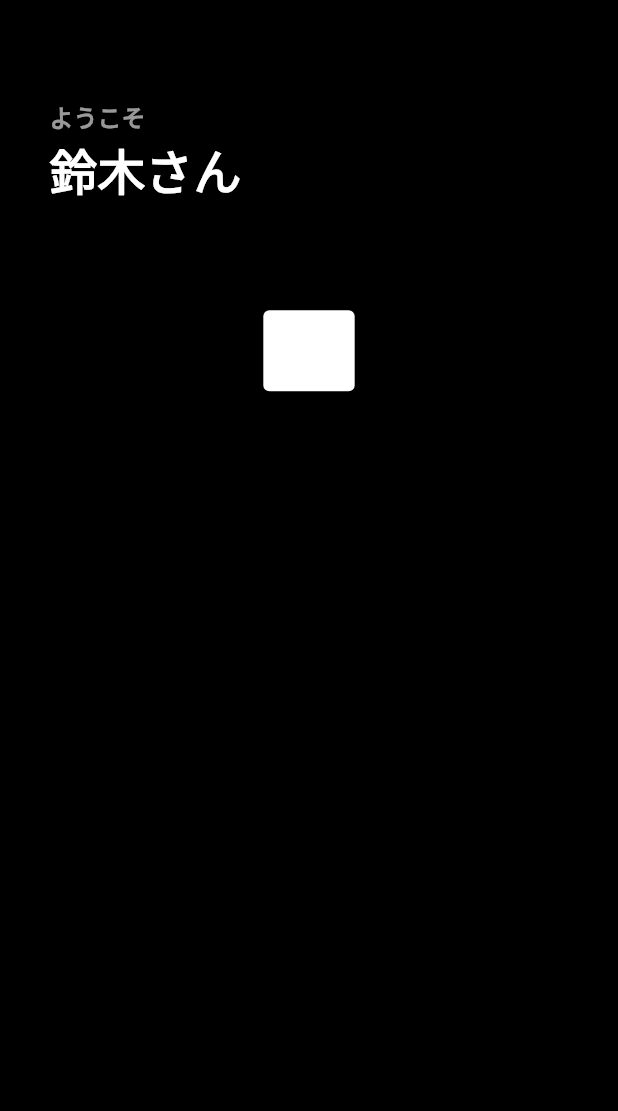
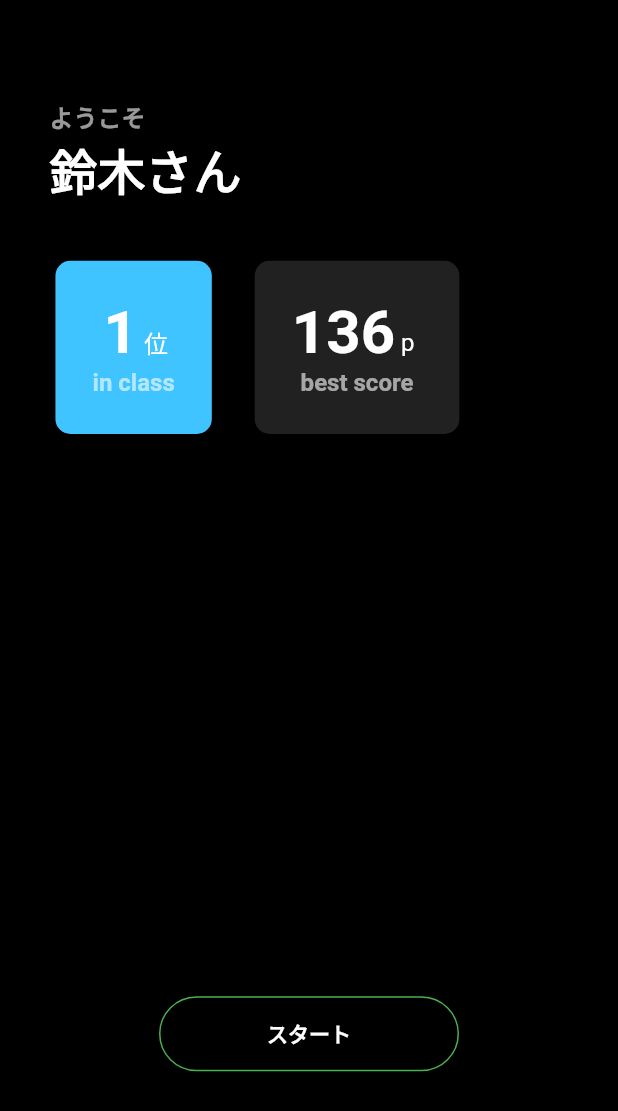
Before and after one commit to Tanesan/hackkimura, a Flutter app: the Grade screen opened by its route, on a phone screen of 412 x 824 dp. Shown: the top 1111 px of the screen. Run offline on Flutter 3.47's test engine with Material 2 defaults, Android fonts, the phone set to English and light mode, and no system bars; missing offline and left inert: environment_sensors.

Commit message:
その他のデザイン変

```diff
--- a/lib/page/grade.dart
+++ b/lib/page/grade.dart
@@ -8,7 +8,7 @@ class Grade extends StatelessWidget {
     return Scaffold(
         backgroundColor: Colors.black,
         body: Padding(
-          padding: EdgeInsets.only(top: size.height * 0.08, right: size.width * 0.08,left:size.width * 0.08),
+          padding: EdgeInsets.only(top: size.height * 0.08 , right: size.width * 0.08,left:size.width * 0.08),
           child: Column(
             children: [
               Container(
@@ -24,21 +24,107 @@ class Grade extends StatelessWidget {
                     style: TextStyle(fontSize: 32, fontWeight: FontWeight.bold, color: Colors.white)),
               ),
               Padding(
-                padding: EdgeInsets.only(top: size.height * 0.08),
-                child: Card(
+                padding: EdgeInsets.only(top: size.height * 0.04),
+                child: Row(
+                  children: [
+                    Card(
+                        color: Colors.lightBlueAccent,
+                        shape: RoundedRectangleBorder(
+                          borderRadius: BorderRadius.circular(10),
+                        ),
                         child: Column(
                             children: [
                                 Container(
-                            // backgroundColor: Colors.white,
-                            child: Padding(
-                              padding: const EdgeInsets.all(8.0),
-                              child: Text("1st", style: TextStyle(fontSize: 32, color: Colors.white)),
+                                  child: Column(
+                                    children: [
+                                      Padding(
+                                        padding: EdgeInsets.all(size.height * 0.03),
+                                        child: Column(
+                                          children: [
+                                            Container(
+                                              width: 40,
+                                              child: Row(
+                                                children: [
+                                                  Text("1", style: TextStyle(fontSize: 40,fontWeight: FontWeight.w600, color: Colors.white)),
+                                                  Padding(
+                                                    padding: const EdgeInsets.only(left: 4.0, top: 13.0),
+                                                    child: Text("位", style: TextStyle(fontSize: 16,fontWeight: FontWeight.normal, color: Colors.white)),
+                                                  )
+                                                ],
+                                              ),
+                                            ),
+                                            Text("in class", style: TextStyle(fontSize: 16,fontWeight: FontWeight.bold, color: Colors.white60)),
+                                          ],
+                                        ),
+                                      ),
+                                    ],
                                   ),
                                 )
                         ]
                       ),
-              ))
+                    ),
+                    Padding(
+                        padding: EdgeInsets.only(left: size.width * 0.05),
+                        child: Card(
+                          color: Colors.grey[900],
+                          shape: RoundedRectangleBorder(
+                            borderRadius: BorderRadius.circular(10),
+                          ),
+                          child: Column(
+                              children: [
+                                Container(
+                                  child: Column(
+                                    children: [
+                                      Padding(
+                                        padding: EdgeInsets.all(size.height * 0.03),
+                                        child: Column(
+                                          children: [
+                                            Container(
+                                              width: 87,
+                                              child: Row(
+                                                children: [
+                                                  Text("136", style: TextStyle(fontSize: 40,fontWeight: FontWeight.w600, color: Colors.white)),
+                                                  Padding(
+                                                    padding: const EdgeInsets.only(left: 4.0, top: 13.0),
+                                                    child: Text("p", style: TextStyle(fontSize: 16,fontWeight: FontWeight.normal, color: Colors.white)),
+                                                  )
                                                 ],
+                                              ),
+                                            ),
+                                            Text("best score", style: TextStyle(fontSize: 16,fontWeight: FontWeight.bold, color: Colors.white60)),
+                                          ],
+                                        ),
+                                      ),
+                                    ],
+                                  ),
+                                )
+                              ]
+                          ),
+                        )),
+                  ],
+                ),
+              ),
+              Padding(
+                padding: EdgeInsets.only(top: size.width * 0.9),
+                child: Center(
+                  child: Container(
+                    width: 200.0,
+                    height: 50.0,
+                    child: OutlinedButton(
+                      child: const Text('スタート', style: TextStyle(fontWeight: FontWeight.bold)),
+                      style: OutlinedButton.styleFrom(
+                        primary: Colors.white,
+                        shape: const StadiumBorder(),
+                        side: const BorderSide(color: Colors.green),
+                      ),
+                      onPressed: () {
+                        Navigator.of(context)
+                            .pushNamed('/select');
+                      },
+                    ),
+                  ),
+                ),
+              ),],
           ),
         ));
   }
--- a/lib/page/top.dart
+++ b/lib/page/top.dart
@@ -119,7 +119,7 @@ class _TopState extends State<Top> {
                       ),
                       onPressed: () {
                         Navigator.of(context)
-                            .pushNamed('/select', arguments: userData);
+                            .pushNamed('/grade', arguments: userData);
                       },
                     ),
                   ),
```
Lines whose indentation alone changed are shown as unchanged.
